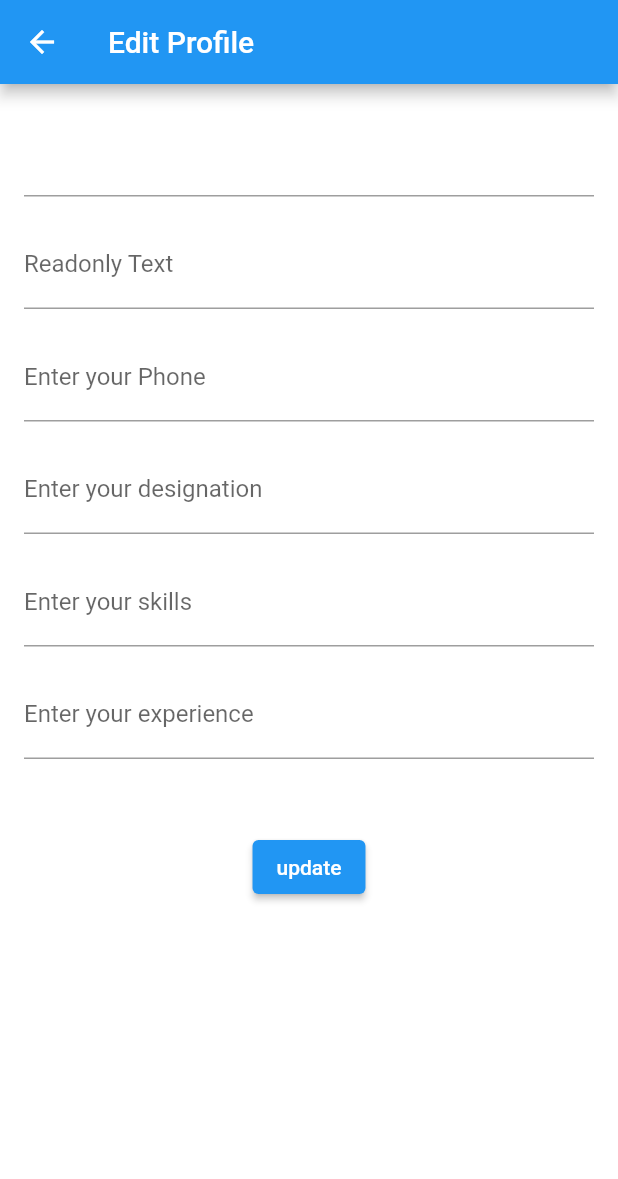
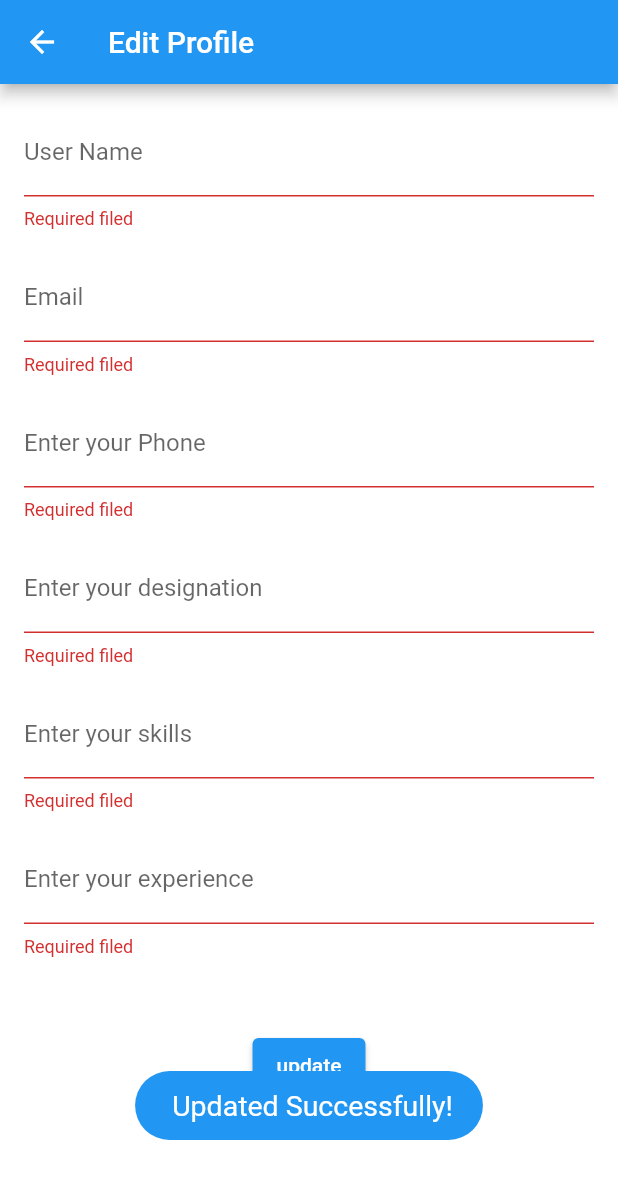
Before and after one commit to Anushanambaru/Job_finder-repo, a Flutter app: the ProfilePage screen opened directly, after a tap on "Edit", after a tap on "update", on a phone screen of 412 x 824 dp. Shown: the top 1179 px of the screen. Run offline on Flutter 3.47's test engine with Material 2 defaults, Android fonts, the phone set to English and light mode, and no system bars; our stand-ins replace cloud_firestore, firebase_auth, firebase_core, firebase_database, firebase_messaging, fluttertoast and 2 more; accounts and stored records are empty; network calls fail; statements that could not run were skipped.

Commit message:
Created new page "Editpage", changes made in MyFormPage ProfilePage

```diff
--- a/lib/screens/home/edit.dart
+++ b/lib/screens/home/edit.dart
@@ -1,6 +1,8 @@
 import 'package:cloud_firestore/cloud_firestore.dart';
 import 'package:firebase_auth/firebase_auth.dart';
 import 'package:flutter/material.dart';
+import 'package:fluttertoast/fluttertoast.dart';
+import 'package:job_finder/screens/home/widgets/profile.dart';
 
 class EditPage extends StatefulWidget {
 final myController = TextEditingController();
@@ -13,13 +15,25 @@ final myController = TextEditingController();
 
 class _EditPageState extends State<EditPage> {
 
-  get myController => null;
+
+  final nameCtrl = TextEditingController();
+  final emailCtrl = TextEditingController();
+  final phoneCtrl = TextEditingController();
+  final designationCtrl = TextEditingController();
+  final experienceCtrl = TextEditingController();
+  final skillsCtrl = TextEditingController();
   String? userEmail;
   String? name;
+  String? docId;
+  String? phone;
+  String? experience;
+  String? skills;
+  String? designation;
+  final formKey = GlobalKey<FormState>();
   @override
   void initState() {
     super.initState();
-    getEmail();
+    setUp();
 
   }
   @override
@@ -31,48 +45,57 @@ class _EditPageState extends State<EditPage> {
       body: SingleChildScrollView(
         child: Padding(
           padding: EdgeInsets.all(16.0),
+          child: Form(
+            key: formKey,
             child: Column(
               mainAxisAlignment: MainAxisAlignment.center,
               crossAxisAlignment: CrossAxisAlignment.center,
               children: [
-              TextField(
-                controller: myController,
+                TextFormField(
+                  controller: nameCtrl,
+                  validator: errorValidate,
                   decoration: InputDecoration(
-                  labelText: '$name',
+
+                    labelText: 'User Name',
                   ),
                 ),
                 SizedBox(height: 16.0),
-            TextField(
+                TextFormField(
+                  validator: errorValidate,
                 decoration: InputDecoration(
-                labelText: 'Readonly Text',
+                  labelText: 'Email',
                 ),
-              controller: TextEditingController(text: '$userEmail'),
+                controller:emailCtrl ,
                 readOnly: true,
               ),
                 SizedBox(height: 16.0),
-              TextField(
-                controller: myController,
+                TextFormField(
+                  validator: errorValidate,
+                  controller: phoneCtrl,
                   decoration: InputDecoration(
                     labelText: 'Enter your Phone',
                   ),
                 ),
                 SizedBox(height: 16.0),
-              TextField(
-                controller: myController,
+                TextFormField(
+                  controller: designationCtrl,
+                  validator: errorValidate,
                   decoration: InputDecoration(
                     labelText: 'Enter your designation',
                   ),
                 ),
                 SizedBox(height: 16.0),
-              TextField(
-                controller: myController,
+                TextFormField(
+                  controller: skillsCtrl,
+                  validator: errorValidate,
                   decoration: InputDecoration(
                     labelText: 'Enter your skills',
                   ),
                 ),
                 SizedBox(height: 16.0),
-              TextField(
-                controller: myController,
+                TextFormField(
+                  controller: experienceCtrl,
+                  validator: errorValidate,
                   decoration: InputDecoration(
                     labelText: 'Enter your experience',
                   ),
@@ -83,26 +106,76 @@ class _EditPageState extends State<EditPage> {
                 //
                 SizedBox(height: 32),
                 ElevatedButton(
-                onPressed: () {},
+                  onPressed: ()async {
+                    Fluttertoast.showToast(
+                      msg: " Updated Successfully!",
+                      toastLength: Toast.LENGTH_LONG,
+                      gravity: ToastGravity.SNACKBAR,
+                      timeInSecForIosWeb: 2,
+                      backgroundColor: Colors.blue,
+                      textColor: Colors.white,
+                      fontSize: 19.0,
+                    );
+                             if(formKey.currentState!.validate()){
+
+                               Map<Object,Object?> data = {
+                                 "phone" : phoneCtrl.text,
+                                 "experience" : experienceCtrl.text,
+                                 "designation" : designationCtrl.text,
+                                 "skills" : skillsCtrl.text,
+                                 'fullName' : nameCtrl.text
+                               };
+                               await FirebaseFirestore.instance.collection('users').doc(docId!).update(data).then((value) {
+                                 print("User Data Updated Success");
+                                 Navigator.of(context).pushAndRemoveUntil(MaterialPageRoute(builder: (context)=>ProfilePage(profileImageUrl: "https://png.pngtree.com/png-vector/20190130/ourlarge/pngtree-blue-working-woman-illustration-womanbusinessoffice-png-image_591421.jpg")), (route) => false);
+                               }
+                               ).catchError((error)=> print('User data Update failed Due to : $error'));
+                             }
+
+                  },
                   child: Text('update'),
                 )
               ],
             ),
           ),
         ),
+      ),
     );
   }
 
-    getEmail()async{
+    Future<void> setUp()async{
       var myemail = await  FirebaseAuth.instance.currentUser!.email;
       var userQuery = await FirebaseFirestore.instance.collection('users').where('email',isEqualTo: myemail).get();
       var userData = userQuery.docs[0];
 
       userEmail = userData['email'];
       name = userData['fullName'];
+      docId = userData['uid'];
+      print('User id : $docId');
+      String userPhone = userData['phone']??'';
+      if(userPhone.isNotEmpty){
+        phone = userData['phone'];
+        experience = userData['experience'];
+        designation = userData['designation'];
+        skills = userData['skills'];
+      }
+      emailCtrl.text =userEmail!;
+      nameCtrl.text = name!;
+      phoneCtrl.text = phone!;
+      experienceCtrl.text = experience!;
+      designationCtrl.text = designation!;
+      skillsCtrl.text = skills!;
       setState(() {
 
       });
 
     }
+
+    String? errorValidate(String? value){
+    if(value!.isEmpty){
+      return "Required filed";
+    } else{
+      return null;
     }
+    }
+}
--- a/lib/screens/home/widgets/apply.dart
+++ b/lib/screens/home/widgets/apply.dart
@@ -132,7 +132,7 @@ class _ApplyPageState extends State<ApplyPage> {
           Navigator.push(
             context,
             MaterialPageRoute(
-              builder: (context) => MyFormPage(userName: 'Anusha Nambaru', userEmail: 'anushanambaru.yadav@gmail.com'),
+              builder: (context) => MyFormPage()
             ),
           );
         },
--- a/lib/screens/home/widgets/profile.dart
+++ b/lib/screens/home/widgets/profile.dart
@@ -40,13 +40,18 @@ class _ProfilePageState extends State<ProfilePage> {
 
  //CollectionReference _reference= FirebaseFirestore.instance.collection('Profile');
 
- String? userEmail;
- String? name;
+  String? userEmail;
+  String? name;
+  String? docId;
+  String? phone;
+  String? experience;
+  String? skills;
+  String? designation;
   @override
   void initState() {
     // TODO: implement initState
     super.initState();
-    getEmail();
+    firebaseSetup();
 
   }
 
@@ -105,7 +110,7 @@ class _ProfilePageState extends State<ProfilePage> {
               ),
             ),
               Text(
-                '$name',  style: TextStyle(fontWeight: FontWeight.w300, fontSize: 20, color: Colors.black)),
+                '$name',  style: const TextStyle(fontWeight: FontWeight.w300, fontSize: 20, color: Colors.black)),
             const SizedBox(height: 25.0),
             const Text(
               'Email',
@@ -114,7 +119,7 @@ class _ProfilePageState extends State<ProfilePage> {
                 fontSize: 18.0, color: Colors.black54,
               ),
             ),
-             Text('$userEmail', style: TextStyle(fontWeight: FontWeight.w300, fontSize: 20, color: Colors.black)),
+             Text('$userEmail', style: const TextStyle(fontWeight: FontWeight.w300, fontSize: 20, color: Colors.black)),
             const SizedBox(height: 25.0),
             const Text(
               'Phone',
@@ -123,7 +128,7 @@ class _ProfilePageState extends State<ProfilePage> {
                 fontSize: 18.0, color: Colors.black54,
               ),
             ),
-            const Text('9090909090', style: TextStyle(fontWeight: FontWeight.w300, fontSize: 20, color: Colors.black)),
+             Text('${phone??"NA"}', style: const TextStyle(fontWeight: FontWeight.w300, fontSize: 20, color: Colors.black)),
             const SizedBox(height: 25.0),
 
             const Text(
@@ -133,7 +138,27 @@ class _ProfilePageState extends State<ProfilePage> {
                 fontSize: 18.0, color: Colors.black54,
               ),
             ),
-            const Text('Flutter developer', style: TextStyle(fontWeight: FontWeight.w300, fontSize: 20, color: Colors.black)),
+             Text('${designation??"NA"}', style: const TextStyle(fontWeight: FontWeight.w300, fontSize: 20, color: Colors.black)),
+            const SizedBox(height: 25.0),
+            const Text(
+              'Experience',
+              style: TextStyle(
+                fontWeight: FontWeight.normal,
+                fontSize: 18.0, color: Colors.black54,
+              ),
+            ),
+            Text('${experience??"NA"}', style: const TextStyle(fontWeight: FontWeight.w300, fontSize: 20, color: Colors.black)),
+
+            const SizedBox(height: 25.0),
+
+            const Text(
+              'Skills',
+              style: TextStyle(
+                fontWeight: FontWeight.normal,
+                fontSize: 18.0, color: Colors.black54,
+              ),
+            ),
+            Text('${skills??"NA"}', style: const TextStyle(fontWeight: FontWeight.w300, fontSize: 20, color: Colors.black)),
 
             const SizedBox(height: 50.0),
             ElevatedButton(
@@ -155,7 +180,7 @@ class _ProfilePageState extends State<ProfilePage> {
     );
   }
 
-  getEmail()async{
+  firebaseSetup()async{
     var myemail = await  FirebaseAuth.instance.currentUser!.email;
     var userQuery = await FirebaseFirestore.instance.collection('users').where('email',isEqualTo: myemail).get();
     var userData = userQuery.docs[0];
@@ -163,7 +188,13 @@ class _ProfilePageState extends State<ProfilePage> {
     userEmail = userData['email'];
     name = userData['fullName'];
         setState(() {
-
+          String userPhone = userData['phone']??'';
+          if(userPhone.isNotEmpty){
+            phone = userData['phone'];
+            experience = userData['experience'];
+            designation = userData['designation'];
+            skills = userData['skills'];
+          }
         });
 
   }
```
Also changed, not shown: lib/screens/home/widgets/formPage.dart (+82 -83 lines). Lines whose indentation alone changed are shown as unchanged.
